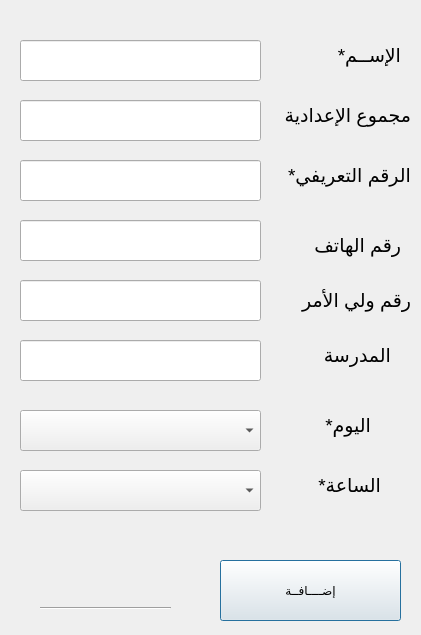
First picture: the form in student_manager/add.ui, repository shedeed1/student_manager, before the edit.
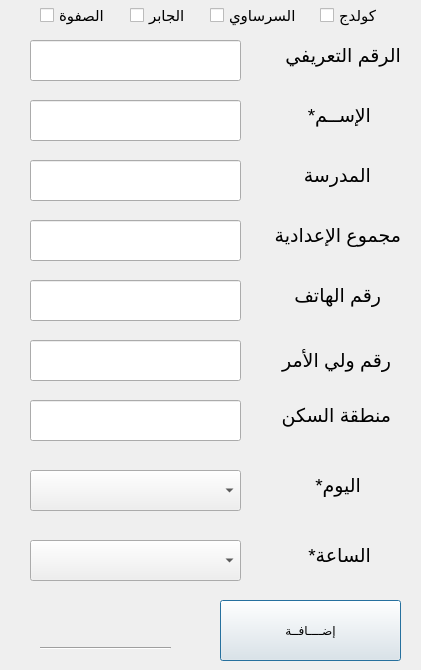
Second picture: the form after the edit.

```diff
--- a/student_manager/add.ui
+++ b/student_manager/add.ui
@@ -7,7 +7,7 @@
     <x>0</x>
     <y>0</y>
     <width>421</width>
-    <height>635</height>
+    <height>670</height>
    </rect>
   </property>
   <property name="windowTitle">
@@ -16,8 +16,8 @@
   <widget class="QLabel" name="label">
    <property name="geometry">
     <rect>
-     <x>320</x>
-     <y>20</y>
+     <x>290</x>
+     <y>80</y>
      <width>81</width>
      <height>71</height>
     </rect>
@@ -35,8 +35,8 @@
   <widget class="QLabel" name="label_2">
    <property name="geometry">
     <rect>
-     <x>260</x>
-     <y>100</y>
+     <x>250</x>
+     <y>220</y>
      <width>151</width>
      <height>31</height>
     </rect>
@@ -54,7 +54,7 @@
    <property name="geometry">
     <rect>
      <x>220</x>
-     <y>560</y>
+     <y>600</y>
      <width>181</width>
      <height>61</height>
     </rect>
@@ -63,31 +63,11 @@
     <string>إضــــافــة</string>
    </property>
   </widget>
-  <widget class="QLineEdit" name="lineEdit">
-   <property name="geometry">
-    <rect>
-     <x>20</x>
-     <y>40</y>
-     <width>241</width>
-     <height>41</height>
-    </rect>
-   </property>
-  </widget>
-  <widget class="QLineEdit" name="lineEdit_2">
-   <property name="geometry">
-    <rect>
-     <x>20</x>
-     <y>100</y>
-     <width>241</width>
-     <height>41</height>
-    </rect>
-   </property>
-  </widget>
   <widget class="QLabel" name="label_3">
    <property name="geometry">
     <rect>
-     <x>310</x>
-     <y>390</y>
+     <x>300</x>
+     <y>450</y>
      <width>61</width>
      <height>71</height>
     </rect>
@@ -104,8 +84,8 @@
   <widget class="QLabel" name="label_4">
    <property name="geometry">
     <rect>
-     <x>300</x>
-     <y>450</y>
+     <x>290</x>
+     <y>520</y>
      <width>81</width>
      <height>71</height>
     </rect>
@@ -119,31 +99,11 @@
     <string>الساعة*</string>
    </property>
   </widget>
-  <widget class="QComboBox" name="comboBox">
-   <property name="geometry">
-    <rect>
-     <x>20</x>
-     <y>410</y>
-     <width>241</width>
-     <height>41</height>
-    </rect>
-   </property>
-  </widget>
-  <widget class="QComboBox" name="comboBox_2">
-   <property name="geometry">
-    <rect>
-     <x>20</x>
-     <y>470</y>
-     <width>241</width>
-     <height>41</height>
-    </rect>
-   </property>
-  </widget>
   <widget class="QLabel" name="label_5">
    <property name="geometry">
     <rect>
-     <x>280</x>
-     <y>140</y>
+     <x>270</x>
+     <y>20</y>
      <width>131</width>
      <height>71</height>
     </rect>
@@ -154,24 +114,14 @@
     </font>
    </property>
    <property name="text">
-    <string>الرقم التعريفي*</string>
-   </property>
-  </widget>
-  <widget class="QLineEdit" name="lineEdit_3">
-   <property name="geometry">
-    <rect>
-     <x>20</x>
-     <y>160</y>
-     <width>241</width>
-     <height>41</height>
-    </rect>
+    <string>الرقم التعريفي</string>
    </property>
   </widget>
   <widget class="Line" name="line">
    <property name="geometry">
     <rect>
      <x>40</x>
-     <y>600</y>
+     <y>640</y>
      <width>131</width>
      <height>16</height>
     </rect>
@@ -184,7 +134,7 @@
    <property name="geometry">
     <rect>
      <x>50</x>
-     <y>580</y>
+     <y>620</y>
      <width>121</width>
      <height>21</height>
     </rect>
@@ -199,8 +149,8 @@
   <widget class="QLabel" name="label_7">
    <property name="geometry">
     <rect>
-     <x>310</x>
-     <y>230</y>
+     <x>290</x>
+     <y>280</y>
      <width>91</width>
      <height>31</height>
     </rect>
@@ -217,8 +167,8 @@
   <widget class="QLabel" name="label_8">
    <property name="geometry">
     <rect>
-     <x>290</x>
-     <y>280</y>
+     <x>270</x>
+     <y>340</y>
      <width>121</width>
      <height>41</height>
     </rect>
@@ -235,8 +185,8 @@
   <widget class="QLabel" name="label_9">
    <property name="geometry">
     <rect>
-     <x>310</x>
-     <y>340</y>
+     <x>290</x>
+     <y>160</y>
      <width>81</width>
      <height>31</height>
     </rect>
@@ -250,12 +200,78 @@
     <string>المدرسة</string>
    </property>
   </widget>
+  <widget class="QCheckBox" name="checkBox">
+   <property name="geometry">
+    <rect>
+     <x>40</x>
+     <y>0</y>
+     <width>81</width>
+     <height>31</height>
+    </rect>
+   </property>
+   <property name="font">
+    <font>
+     <pointsize>11</pointsize>
+    </font>
+   </property>
+   <property name="text">
+    <string>الصفوة</string>
+   </property>
+  </widget>
+  <widget class="QLabel" name="label_10">
+   <property name="geometry">
+    <rect>
+     <x>270</x>
+     <y>380</y>
+     <width>121</width>
+     <height>71</height>
+    </rect>
+   </property>
+   <property name="font">
+    <font>
+     <pointsize>14</pointsize>
+    </font>
+   </property>
+   <property name="text">
+    <string>منطقة السكن</string>
+   </property>
+  </widget>
+  <widget class="QLineEdit" name="lineEdit">
+   <property name="geometry">
+    <rect>
+     <x>30</x>
+     <y>40</y>
+     <width>211</width>
+     <height>41</height>
+    </rect>
+   </property>
+  </widget>
+  <widget class="QLineEdit" name="lineEdit_2">
+   <property name="geometry">
+    <rect>
+     <x>30</x>
+     <y>100</y>
+     <width>211</width>
+     <height>41</height>
+    </rect>
+   </property>
+  </widget>
+  <widget class="QLineEdit" name="lineEdit_3">
+   <property name="geometry">
+    <rect>
+     <x>30</x>
+     <y>160</y>
+     <width>211</width>
+     <height>41</height>
+    </rect>
+   </property>
+  </widget>
   <widget class="QLineEdit" name="lineEdit_4">
    <property name="geometry">
     <rect>
-     <x>20</x>
+     <x>30</x>
      <y>220</y>
-     <width>241</width>
+     <width>211</width>
      <height>41</height>
     </rect>
    </property>
@@ -263,9 +279,9 @@
   <widget class="QLineEdit" name="lineEdit_5">
    <property name="geometry">
     <rect>
-     <x>20</x>
+     <x>30</x>
      <y>280</y>
-     <width>241</width>
+     <width>211</width>
      <height>41</height>
     </rect>
    </property>
@@ -273,14 +289,95 @@
   <widget class="QLineEdit" name="lineEdit_6">
    <property name="geometry">
     <rect>
-     <x>20</x>
+     <x>30</x>
      <y>340</y>
-     <width>241</width>
+     <width>211</width>
      <height>41</height>
     </rect>
    </property>
-   <property name="clearButtonEnabled">
-    <bool>false</bool>
+  </widget>
+  <widget class="QLineEdit" name="lineEdit_7">
+   <property name="geometry">
+    <rect>
+     <x>30</x>
+     <y>400</y>
+     <width>211</width>
+     <height>41</height>
+    </rect>
+   </property>
+  </widget>
+  <widget class="QComboBox" name="comboBox">
+   <property name="geometry">
+    <rect>
+     <x>30</x>
+     <y>470</y>
+     <width>211</width>
+     <height>41</height>
+    </rect>
+   </property>
+  </widget>
+  <widget class="QComboBox" name="comboBox_2">
+   <property name="geometry">
+    <rect>
+     <x>30</x>
+     <y>540</y>
+     <width>211</width>
+     <height>41</height>
+    </rect>
+   </property>
+  </widget>
+  <widget class="QCheckBox" name="checkBox_2">
+   <property name="geometry">
+    <rect>
+     <x>130</x>
+     <y>0</y>
+     <width>81</width>
+     <height>31</height>
+    </rect>
+   </property>
+   <property name="font">
+    <font>
+     <pointsize>11</pointsize>
+    </font>
+   </property>
+   <property name="text">
+    <string>الجابر</string>
+   </property>
+  </widget>
+  <widget class="QCheckBox" name="checkBox_3">
+   <property name="geometry">
+    <rect>
+     <x>320</x>
+     <y>0</y>
+     <width>111</width>
+     <height>31</height>
+    </rect>
+   </property>
+   <property name="font">
+    <font>
+     <pointsize>11</pointsize>
+    </font>
+   </property>
+   <property name="text">
+    <string>كولدج</string>
+   </property>
+  </widget>
+  <widget class="QCheckBox" name="checkBox_4">
+   <property name="geometry">
+    <rect>
+     <x>210</x>
+     <y>0</y>
+     <width>91</width>
+     <height>31</height>
+    </rect>
+   </property>
+   <property name="font">
+    <font>
+     <pointsize>11</pointsize>
+    </font>
+   </property>
+   <property name="text">
+    <string>السرساوي</string>
    </property>
   </widget>
  </widget>
```
